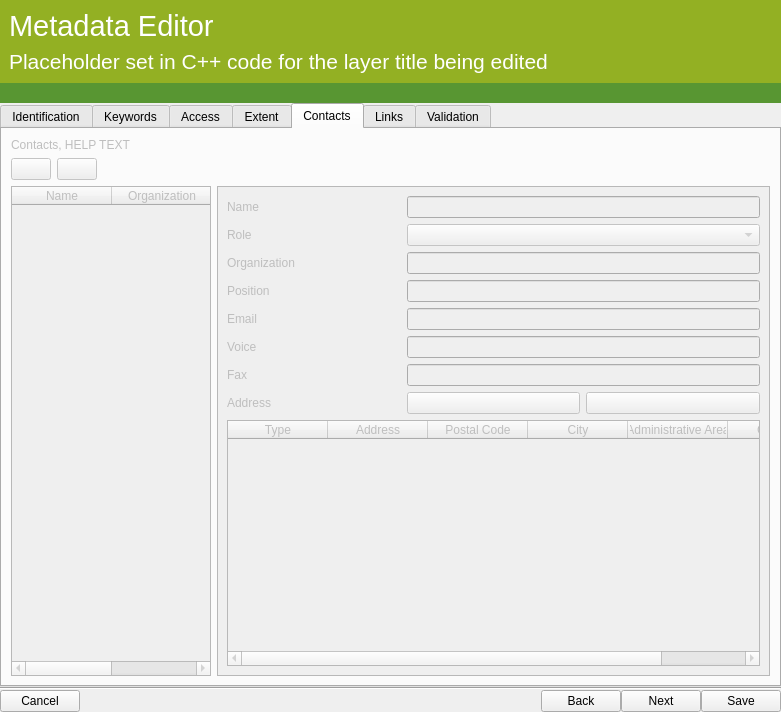
This is src/ui/qgsmetadatawizard.ui in qgis/QGIS as Qt 5 draws it before an edit. The edited form follows.
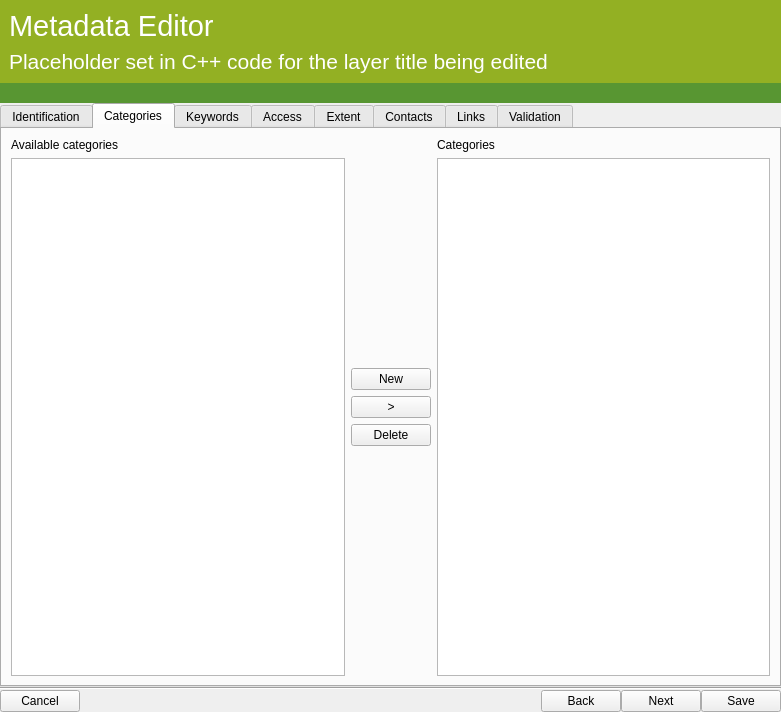
This is the edited form. Icons and pictures are not drawn. Custom widgets are drawn as their Qt base class.

Commit message: add proper categories managment

```diff
--- a/src/ui/qgsmetadatawizard.ui
+++ b/src/ui/qgsmetadatawizard.ui
@@ -89,7 +89,7 @@
       <enum>QTabWidget::Rounded</enum>
      </property>
      <property name="currentIndex">
-      <number>4</number>
+      <number>1</number>
      </property>
      <widget class="QWidget" name="tabIdentificationDialog">
       <attribute name="title">
@@ -197,6 +197,92 @@
        </item>
       </layout>
      </widget>
+     <widget class="QWidget" name="tabCategoriesDialog">
+      <attribute name="title">
+       <string>Categories</string>
+      </attribute>
+      <layout class="QHBoxLayout" name="horizontalLayout_4">
+       <item>
+        <layout class="QVBoxLayout" name="verticalLayout_11">
+         <item>
+          <widget class="QLabel" name="label_23">
+           <property name="text">
+            <string>Available categories</string>
+           </property>
+          </widget>
+         </item>
+         <item>
+          <widget class="QListView" name="listDefaultCategories"/>
+         </item>
+        </layout>
+       </item>
+       <item>
+        <layout class="QVBoxLayout" name="verticalLayout_6">
+         <item>
+          <spacer name="verticalSpacer_2">
+           <property name="orientation">
+            <enum>Qt::Vertical</enum>
+           </property>
+           <property name="sizeHint" stdset="0">
+            <size>
+             <width>20</width>
+             <height>40</height>
+            </size>
+           </property>
+          </spacer>
+         </item>
+         <item>
+          <widget class="QPushButton" name="btnNewCategory">
+           <property name="text">
+            <string>New</string>
+           </property>
+          </widget>
+         </item>
+         <item>
+          <widget class="QPushButton" name="btnAddDefaultCategory">
+           <property name="text">
+            <string>&gt;</string>
+           </property>
+          </widget>
+         </item>
+         <item>
+          <widget class="QPushButton" name="btnRemoveCategory">
+           <property name="text">
+            <string>Delete</string>
+           </property>
+          </widget>
+         </item>
+         <item>
+          <spacer name="verticalSpacer_3">
+           <property name="orientation">
+            <enum>Qt::Vertical</enum>
+           </property>
+           <property name="sizeHint" stdset="0">
+            <size>
+             <width>20</width>
+             <height>40</height>
+            </size>
+           </property>
+          </spacer>
+         </item>
+        </layout>
+       </item>
+       <item>
+        <layout class="QVBoxLayout" name="verticalLayout_12">
+         <item>
+          <widget class="QLabel" name="label_22">
+           <property name="text">
+            <string>Categories</string>
+           </property>
+          </widget>
+         </item>
+         <item>
+          <widget class="QListView" name="listCategories"/>
+         </item>
+        </layout>
+       </item>
+      </layout>
+     </widget>
      <widget class="QWidget" name="tabKeywordsDialog">
       <attribute name="title">
        <string>Keywords</string>
@@ -743,30 +829,6 @@
        <string>Validation</string>
       </attribute>
       <layout class="QVBoxLayout" name="verticalLayout_7">
-       <item>
-        <layout class="QHBoxLayout" name="horizontalLayout_4">
-         <item>
-          <widget class="QPushButton" name="btnCheckMetadata">
-           <property name="text">
-            <string>Check metadata</string>
-           </property>
-          </widget>
-         </item>
-         <item>
-          <spacer name="horizontalSpacer_4">
-           <property name="orientation">
-            <enum>Qt::Horizontal</enum>
-           </property>
-           <property name="sizeHint" stdset="0">
-            <size>
-             <width>40</width>
-             <height>20</height>
-            </size>
-           </property>
-          </spacer>
-         </item>
-        </layout>
-       </item>
        <item>
         <widget class="QTextBrowser" name="resultsCheckMetadata"/>
        </item>
```
The commit also changes 2 other files.
